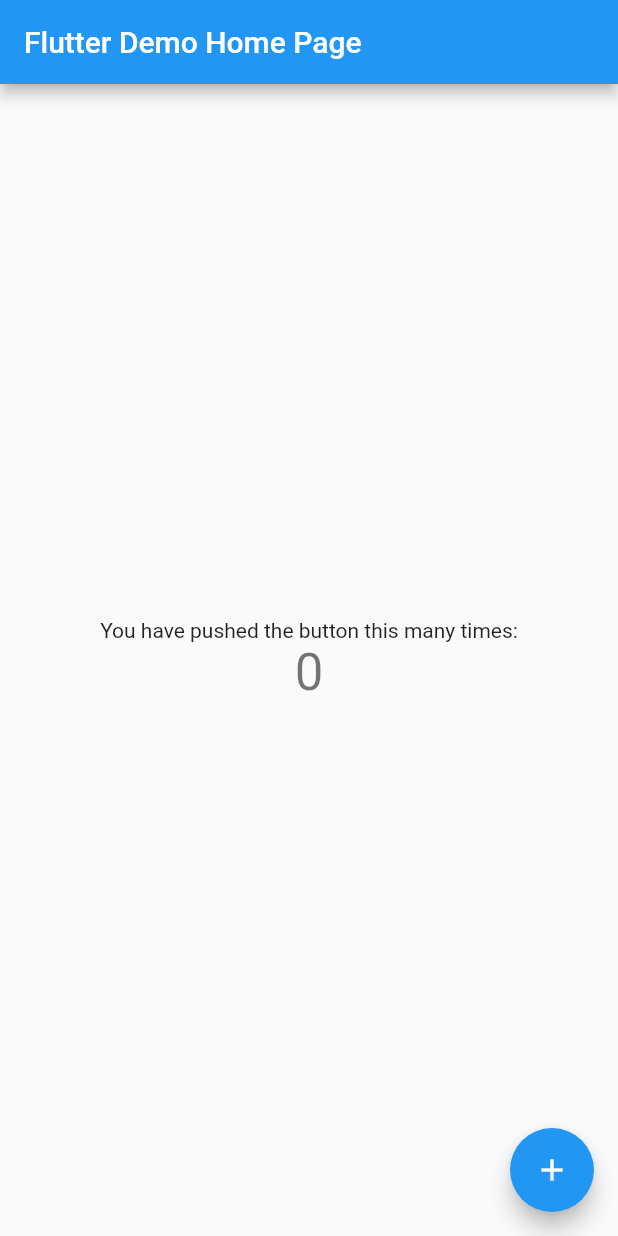
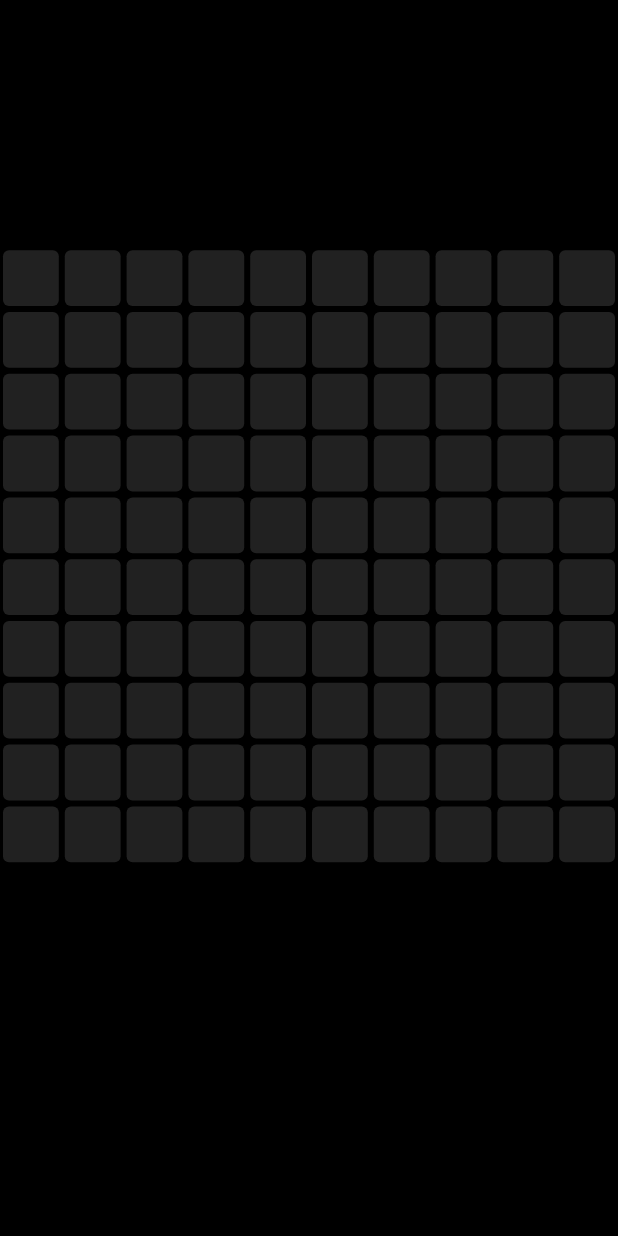
Before and after one commit to The-Naveen-Chandra/Snake-Game, a Flutter app: the screen it shows after launch, on a phone screen of 412 x 824 dp. Run offline on Flutter 3.47's test engine with Material 2 defaults, Android fonts, the phone set to English and light mode, and no system bars.

Commit message:
Design: HomePage

```diff
--- /dev/null
+++ b/lib/components/variables.dart
@@ -0,0 +1,3 @@
+  // grid dimensions
+  int rowSize = 10;
+  int totalNumberOfSquares = 100;
--- a/lib/main.dart
+++ b/lib/main.dart
@@ -1,4 +1,5 @@
 import 'package:flutter/material.dart';
+import 'package:snake_game/pages/home_page.dart';
 
 void main() {
   runApp(const MyApp());
@@ -10,106 +11,9 @@
   // This widget is the root of your application.
   @override
   Widget build(BuildContext context) {
-    return MaterialApp(
-      title: 'Flutter Demo',
-      theme: ThemeData(
-        // This is the theme of your application.
-        //
-        // Try running your application with "flutter run". You'll see the
-        // application has a blue toolbar. Then, without quitting the app, try
-        // changing the primarySwatch below to Colors.green and then invoke
-        // "hot reload" (press "r" in the console where you ran "flutter run",
-        // or simply save your changes to "hot reload" in a Flutter IDE).
-        // Notice that the counter didn't reset back to zero; the application
-        // is not restarted.
-        primarySwatch: Colors.blue,
-      ),
-      home: const MyHomePage(title: 'Flutter Demo Home Page'),
+    return const MaterialApp(
+      debugShowCheckedModeBanner: false,
+      home: HomePage(),
     );
   }
 }
-
-class MyHomePage extends StatefulWidget {
-  const MyHomePage({super.key, required this.title});
-
-  // This widget is the home page of your application. It is stateful, meaning
-  // that it has a State object (defined below) that contains fields that affect
-  // how it looks.
-
-  // This class is the configuration for the state. It holds the values (in this
-  // case the title) provided by the parent (in this case the App widget) and
-  // used by the build method of the State. Fields in a Widget subclass are
-  // always marked "final".
-
-  final String title;
-
-  @override
-  State<MyHomePage> createState() => _MyHomePageState();
-}
-
-class _MyHomePageState extends State<MyHomePage> {
-  int _counter = 0;
-
-  void _incrementCounter() {
-    setState(() {
-      // This call to setState tells the Flutter framework that something has
-      // changed in this State, which causes it to rerun the build method below
-      // so that the display can reflect the updated values. If we changed
-      // _counter without calling setState(), then the build method would not be
-      // called again, and so nothing would appear to happen.
-      _counter++;
-    });
-  }
-
-  @override
-  Widget build(BuildContext context) {
-    // This method is rerun every time setState is called, for instance as done
-    // by the _incrementCounter method above.
-    //
-    // The Flutter framework has been optimized to make rerunning build methods
-    // fast, so that you can just rebuild anything that needs updating rather
-    // than having to individually change instances of widgets.
-    return Scaffold(
-      appBar: AppBar(
-        // Here we take the value from the MyHomePage object that was created by
-        // the App.build method, and use it to set our appbar title.
-        title: Text(widget.title),
-      ),
-      body: Center(
-        // Center is a layout widget. It takes a single child and positions it
-        // in the middle of the parent.
-        child: Column(
-          // Column is also a layout widget. It takes a list of children and
-          // arranges them vertically. By default, it sizes itself to fit its
-          // children horizontally, and tries to be as tall as its parent.
-          //
-          // Invoke "debug painting" (press "p" in the console, choose the
-          // "Toggle Debug Paint" action from the Flutter Inspector in Android
-          // Studio, or the "Toggle Debug Paint" command in Visual Studio Code)
-          // to see the wireframe for each widget.
-          //
-          // Column has various properties to control how it sizes itself and
-          // how it positions its children. Here we use mainAxisAlignment to
-          // center the children vertically; the main axis here is the vertical
-          // axis because Columns are vertical (the cross axis would be
-          // horizontal).
-          mainAxisAlignment: MainAxisAlignment.center,
-          children: <Widget>[
-            const Text(
-              'You have pushed the button this many times:',
-            ),
-            Text(
-              '$_counter',
-              style: Theme.of(context).textTheme.headlineMedium,
-            ),
-          ],
-        ),
-      ),
-      floatingActionButton: FloatingActionButton(
-        onPressed: _incrementCounter,
-        tooltip: 'Increment',
-        child: const Icon(Icons.add),
-      ), // This trailing comma makes auto-formatting nicer for build methods.
-    );
-  }
-}
--- /dev/null
+++ b/lib/pages/home_page.dart
@@ -0,0 +1,54 @@
+import 'package:flutter/material.dart';
+import 'package:snake_game/components/variables.dart';
+
+class HomePage extends StatefulWidget {
+  const HomePage({super.key});
+
+  @override
+  State<HomePage> createState() => _HomePageState();
+}
+
+class _HomePageState extends State<HomePage> {
+
+  @override
+  Widget build(BuildContext context) {
+    return Scaffold(
+      backgroundColor: Colors.black,
+      body: Column(
+        children: [
+          // high score
+          Expanded(
+            child: Container(),
+          ),
+
+          // game grid
+          Expanded(
+            flex: 3,
+            child: GridView.builder(
+              itemCount: totalNumberOfSquares,
+              physics: const NeverScrollableScrollPhysics(),
+              gridDelegate: SliverGridDelegateWithFixedCrossAxisCount(
+                  crossAxisCount: rowSize),
+              itemBuilder: (context, index) {
+                return Padding(
+                  padding: const EdgeInsets.all(2),
+                  child: Container(
+                    decoration: BoxDecoration(
+                    color: Colors.grey[900],
+                    borderRadius: BorderRadius.circular(4),
+                    ),
+                  ),
+                );
+              },
+            ),
+          ),
+
+          // play button
+          Expanded(
+            child: Container(),
+          ),
+        ],
+      ),
+    );
+  }
+}
```
